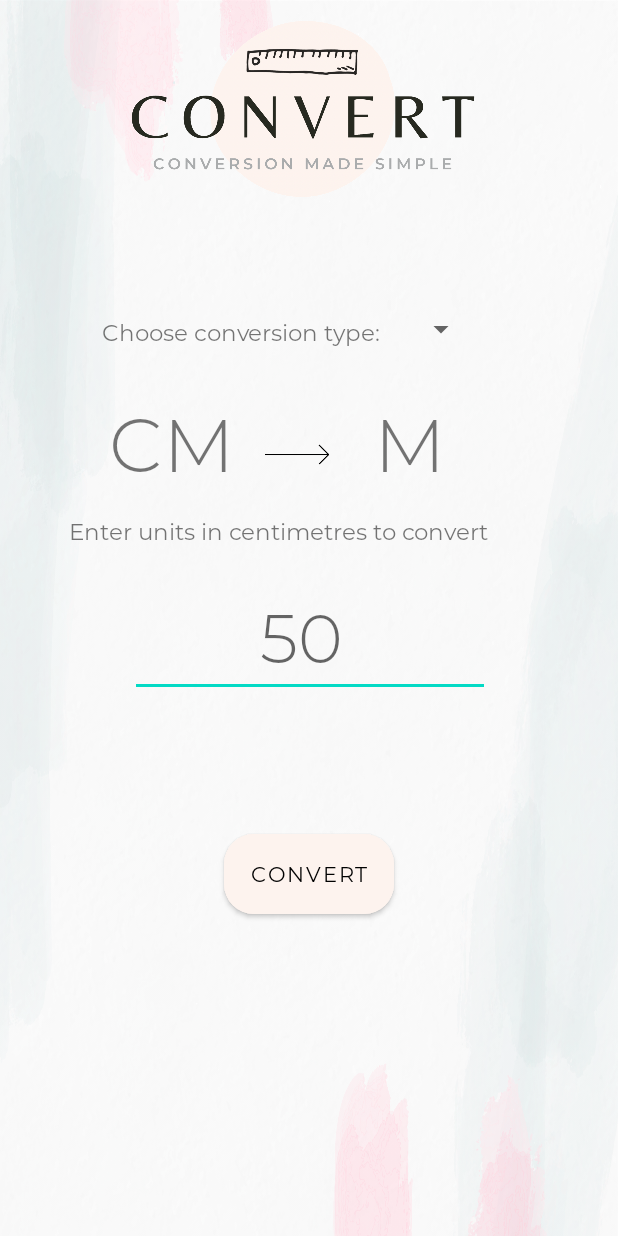
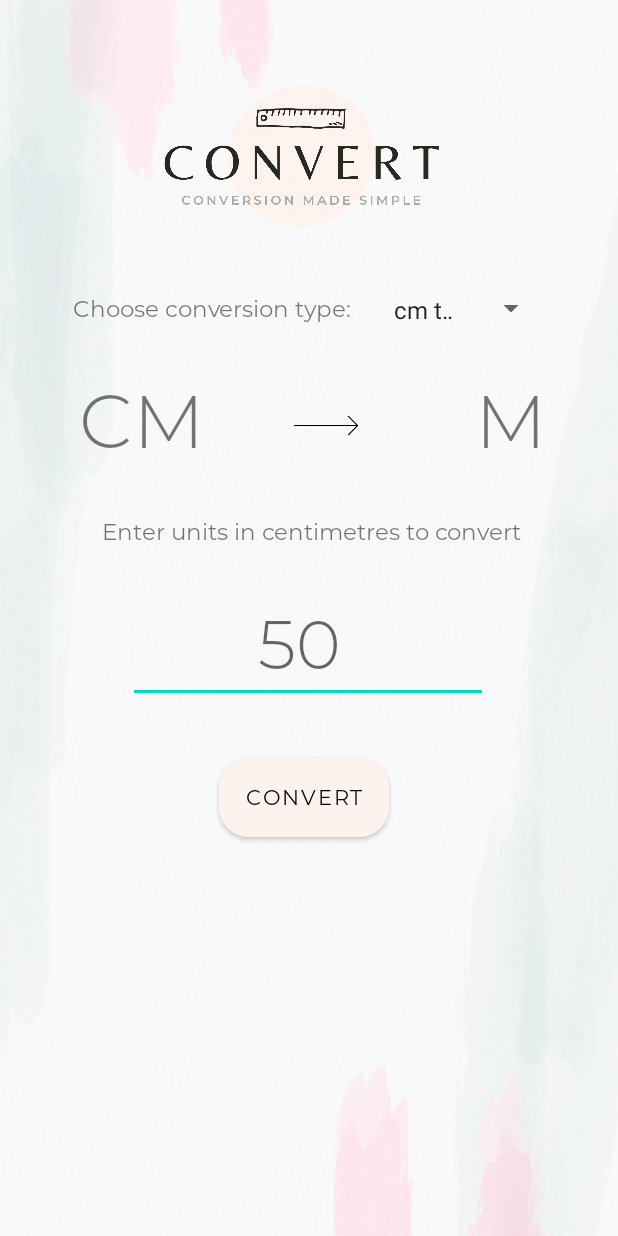
Before and after one commit to cathngo/Android-Unit-Converter-App, an Android app: the screen it shows after launch (MainActivity), on a phone screen of 412 x 824 dp. Run offline under Robolectric (Android 15) with nearby library versions, the phone set to English and light mode, and no system bars.

Commit message:
Adjusted constraint layouts

```diff
--- a/app/src/main/res/layout/activity_main.xml
+++ b/app/src/main/res/layout/activity_main.xml
@@ -1,5 +1,6 @@
 <?xml version="1.0" encoding="utf-8"?>
-<androidx.constraintlayout.widget.ConstraintLayout xmlns:android="http://schemas.android.com/apk/res/android"
+<ScrollView
+    xmlns:android="http://schemas.android.com/apk/res/android"
     xmlns:app="http://schemas.android.com/apk/res-auto"
     xmlns:tools="http://schemas.android.com/tools"
     android:layout_width="match_parent"
@@ -7,16 +8,18 @@
     android:background="@drawable/bluebackground"
     android:backgroundTint="#80FFFFFF"
     android:backgroundTintMode="src_over"
-    tools:context=".MainActivity">
+    tools:context=".MainActivity"
+    android:fillViewport="true">
 
 
-
+    <androidx.constraintlayout.widget.ConstraintLayout
+        android:layout_width="match_parent"
+        android:layout_height="wrap_content">
 
         <Button
             android:id="@+id/btnConvert"
             android:layout_width="113dp"
             android:layout_height="65dp"
-        android:layout_marginBottom="124dp"
             android:backgroundTint="#fdf3ee"
             android:fontFamily="@font/montserrat_regular"
             android:text="CONVERT"
@@ -24,117 +27,114 @@
             android:textSize="14dp"
             app:cornerRadius="20dp"
             app:layout_constraintBottom_toBottomOf="parent"
-        app:layout_constraintEnd_toEndOf="parent"
-        app:layout_constraintStart_toStartOf="parent"
-        app:layout_constraintTop_toBottomOf="@+id/editOriginalUnits" />
+            app:layout_constraintEnd_toEndOf="@+id/editOriginalUnits"
+            app:layout_constraintHorizontal_bias="0.48"
+            app:layout_constraintStart_toStartOf="@+id/editOriginalUnits"
+            app:layout_constraintTop_toBottomOf="@+id/editOriginalUnits"
+            app:layout_constraintVertical_bias="0.103" />
 
         <TextView
             android:id="@+id/txtPrompt"
             android:layout_width="wrap_content"
             android:layout_height="wrap_content"
-        android:layout_marginTop="344dp"
+            android:layout_marginTop="32dp"
             android:fontFamily="@font/montserrat_regular"
             android:text="Enter units in cm to convert:"
             android:textSize="15dp"
-        app:layout_constraintHorizontal_bias="0.346"
-        app:layout_constraintLeft_toLeftOf="parent"
-        app:layout_constraintRight_toRightOf="parent"
-        app:layout_constraintTop_toTopOf="parent" />
+            app:layout_constraintEnd_toEndOf="@+id/txtRightUnit"
+            app:layout_constraintHorizontal_bias="0.474"
+            app:layout_constraintStart_toStartOf="@+id/txtLeftUnit"
+            app:layout_constraintTop_toBottomOf="@+id/txtRightUnit" />
 
         <TextView
-        android:id="@+id/textView3"
+            android:id="@+id/conversion_type"
             android:layout_width="wrap_content"
             android:layout_height="wrap_content"
-        android:layout_marginTop="176dp"
             android:fontFamily="@font/montserrat_regular"
             android:text="Choose conversion type:"
             android:textSize="15dp"
             app:layout_constraintBottom_toTopOf="@+id/txtLeftUnit"
-        app:layout_constraintEnd_toEndOf="parent"
-        app:layout_constraintHorizontal_bias="0.301"
-        app:layout_constraintLeft_toLeftOf="parent"
-        app:layout_constraintRight_toRightOf="parent"
-        app:layout_constraintStart_toStartOf="parent"
-        app:layout_constraintTop_toTopOf="parent"
-        app:layout_constraintVertical_bias="0.538" />
+            app:layout_constraintStart_toStartOf="@+id/imageView"
+            app:layout_constraintTop_toBottomOf="@+id/imageView"
+            app:layout_constraintVertical_bias="0.358" />
 
         <EditText
             android:id="@+id/editOriginalUnits"
             android:layout_width="240dp"
             android:layout_height="80dp"
-        android:layout_marginTop="20dp"
+            android:layout_marginTop="24dp"
             android:ems="10"
             android:fontFamily="@font/montserrat_light"
             android:gravity="center"
             android:hint="50 "
             android:inputType="numberDecimal"
             android:textSize="45dp"
-        app:layout_constraintEnd_toEndOf="parent"
-        app:layout_constraintHorizontal_bias="0.502"
-        app:layout_constraintStart_toStartOf="parent"
+            app:layout_constraintEnd_toEndOf="@+id/txtRightUnit"
+            app:layout_constraintHorizontal_bias="0.458"
+            app:layout_constraintStart_toStartOf="@+id/txtLeftUnit"
             app:layout_constraintTop_toBottomOf="@+id/txtPrompt" />
 
         <TextView
             android:id="@+id/txtLeftUnit"
             android:layout_width="wrap_content"
             android:layout_height="wrap_content"
-        android:layout_marginBottom="16dp"
+            android:layout_marginStart="4dp"
             android:fontFamily="@font/montserrat_light"
             android:text="CM "
             android:textSize="50dp"
-        app:layout_constraintBottom_toTopOf="@+id/txtPrompt"
-        app:layout_constraintEnd_toEndOf="parent"
-        app:layout_constraintHorizontal_bias="0.222"
-        app:layout_constraintStart_toStartOf="parent" />
+            app:layout_constraintBaseline_toBaselineOf="@+id/txtRightUnit"
+            app:layout_constraintStart_toStartOf="@+id/conversion_type" />
 
         <TextView
             android:id="@+id/txtRightUnit"
             android:layout_width="wrap_content"
             android:layout_height="wrap_content"
+            android:layout_marginTop="35dp"
             android:fontFamily="@font/montserrat_light"
             android:text="M"
             android:textSize="50dp"
-        app:layout_constraintBottom_toBottomOf="@+id/txtLeftUnit"
-        app:layout_constraintEnd_toEndOf="parent"
-        app:layout_constraintHorizontal_bias="0.685"
-        app:layout_constraintStart_toStartOf="parent"
-        app:layout_constraintTop_toTopOf="@+id/txtLeftUnit"
-        app:layout_constraintVertical_bias="1.0" />
+            app:layout_constraintBottom_toBottomOf="@+id/imageView2"
+            app:layout_constraintEnd_toEndOf="@+id/spinnerConvert"
+            app:layout_constraintTop_toBottomOf="@+id/spinnerConvert" />
 
         <ImageView
             android:id="@+id/imageView"
-        android:layout_width="406dp"
-        android:layout_height="147dp"
-        app:layout_constraintBottom_toTopOf="@+id/textView3"
+            android:layout_width="316dp"
+            android:layout_height="118dp"
+            android:layout_marginTop="15dp"
+            app:layout_constraintBottom_toTopOf="@+id/conversion_type"
             app:layout_constraintEnd_toEndOf="parent"
-        app:layout_constraintHorizontal_bias="1.0"
+            app:layout_constraintHorizontal_bias="0.506"
             app:layout_constraintStart_toStartOf="parent"
             app:layout_constraintTop_toTopOf="parent"
-        app:layout_constraintVertical_bias="0.0"
+            android:layout_gravity="center"
             app:srcCompat="@drawable/sublogo" />
 
         <ImageView
             android:id="@+id/imageView2"
             android:layout_width="60dp"
             android:layout_height="50dp"
-        app:layout_constraintBottom_toTopOf="@+id/txtPrompt"
+            android:layout_marginTop="36dp"
+            app:layout_constraintBottom_toBottomOf="@+id/txtLeftUnit"
             app:layout_constraintEnd_toStartOf="@+id/txtRightUnit"
-        app:layout_constraintHorizontal_bias="0.347"
+            app:layout_constraintHorizontal_bias="0.42"
             app:layout_constraintStart_toEndOf="@+id/txtLeftUnit"
-        app:layout_constraintTop_toBottomOf="@+id/textView3"
-        app:layout_constraintVertical_bias="0.741"
+            app:layout_constraintTop_toBottomOf="@+id/conversion_type"
+            app:layout_constraintVertical_bias="0.693"
             app:srcCompat="@drawable/arrow" />
 
         <Spinner
             android:id="@+id/spinnerConvert"
-        android:layout_width="45dp"
-        android:layout_height="25dp"
-        app:layout_constraintBottom_toBottomOf="@+id/textView3"
-        app:layout_constraintEnd_toEndOf="parent"
-        app:layout_constraintHorizontal_bias="0.17"
-        app:layout_constraintStart_toEndOf="@+id/textView3"
-        app:layout_constraintTop_toTopOf="@+id/textView3"
-        app:layout_constraintVertical_bias="1.0" />
+            android:layout_width="110dp"
+            android:layout_height="19dp"
+            app:layout_constraintBottom_toBottomOf="@+id/conversion_type"
+            app:layout_constraintEnd_toEndOf="@+id/imageView"
+            app:layout_constraintHorizontal_bias="1.0"
+            app:layout_constraintStart_toEndOf="@+id/conversion_type"
+            app:layout_constraintTop_toTopOf="@+id/conversion_type"
+            app:layout_constraintVertical_bias="0.0" />
 
 
     </androidx.constraintlayout.widget.ConstraintLayout>
+
+</ScrollView>
```
Also changed, not shown: app/src/main/res/layout/activity_convert_units.xml (+54 -49 lines). Lines whose indentation alone changed are shown as unchanged.
